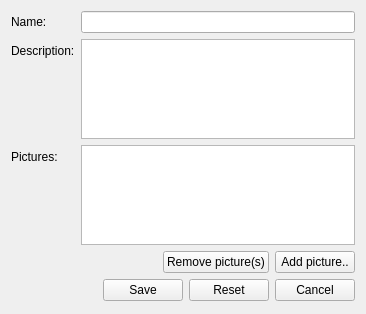
The window that client/uiforms/category_edit.ui (Wolframe/configurator) describes before a commit, drawn with Qt 5.
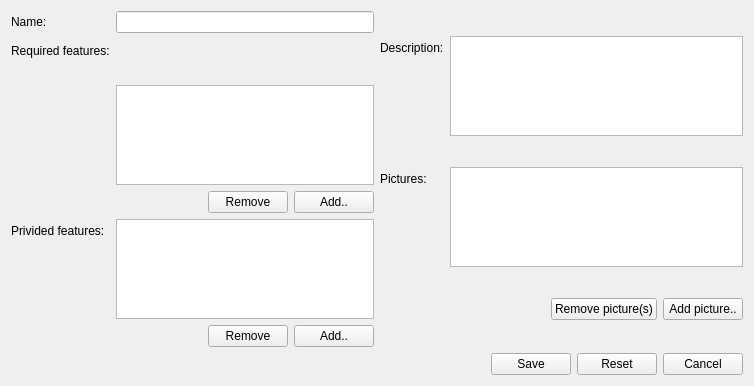
The same window after the commit. Icons and pictures are not drawn.

Commit message: started with features in categories (work in progress)

The edit to the form file:
```diff
--- a/client/uiforms/category_edit.ui
+++ b/client/uiforms/category_edit.ui
@@ -6,8 +6,8 @@
    <rect>
     <x>0</x>
     <y>0</y>
-    <width>366</width>
-    <height>314</height>
+    <width>754</width>
+    <height>386</height>
    </rect>
   </property>
   <property name="windowTitle">
@@ -23,6 +23,92 @@
   <property name="answer" stdset="0">
    <string>Category category {id={?}; parentID={?}; root{{?}}; name{{main.name}}; description{{main.description}} }</string>
   </property>
+  <layout class="QGridLayout" name="gridLayout">
+   <item row="6" column="0" colspan="2">
+    <layout class="QHBoxLayout" name="horizontalLayout">
+     <item>
+      <spacer name="horizontalSpacer">
+       <property name="orientation">
+        <enum>Qt::Horizontal</enum>
+       </property>
+       <property name="sizeHint" stdset="0">
+        <size>
+         <width>40</width>
+         <height>20</height>
+        </size>
+       </property>
+      </spacer>
+     </item>
+     <item>
+      <widget class="QLabel" name="xxx">
+       <property name="minimumSize">
+        <size>
+         <width>20</width>
+         <height>0</height>
+        </size>
+       </property>
+       <property name="sizeIncrement">
+        <size>
+         <width>0</width>
+         <height>0</height>
+        </size>
+       </property>
+       <property name="text">
+        <string/>
+       </property>
+       <property name="dataslot" stdset="0">
+        <string>select_category ({main.widgetid}_category)</string>
+       </property>
+       <property name="action:select_category" stdset="0">
+        <string>CategoryRequest category {id={category_change.category.selected}}</string>
+       </property>
+       <property name="link:category_change" stdset="0">
+        <string>{main.widgetid}_category</string>
+       </property>
+       <property name="answer" stdset="0">
+        <string>Category category {id={id}; parentID={?}; root{{?}}; name{{text}}; description{{?}} }</string>
+       </property>
+      </widget>
+     </item>
+     <item>
+      <widget class="QPushButton" name="save">
+       <property name="text">
+        <string>Save</string>
+       </property>
+       <property name="action" stdset="0">
+        <string notr="true">updateCategory category {id={main.id}; name{{main.name}}; description{{main.description}}; pictures {picture[] {id={main.pictures.id}}}} </string>
+       </property>
+       <property name="form" stdset="0">
+        <string notr="true">_CLOSE_</string>
+       </property>
+       <property name="datasignal:clicked" stdset="0">
+        <string>categories</string>
+       </property>
+      </widget>
+     </item>
+     <item>
+      <widget class="QPushButton" name="reset">
+       <property name="text">
+        <string>Reset</string>
+       </property>
+       <property name="form" stdset="0">
+        <string>_RESET_</string>
+       </property>
+      </widget>
+     </item>
+     <item>
+      <widget class="QPushButton" name="cancel">
+       <property name="text">
+        <string>Cancel</string>
+       </property>
+       <property name="form" stdset="0">
+        <string notr="true">_CLOSE_</string>
+       </property>
+      </widget>
+     </item>
+    </layout>
+   </item>
+   <item row="0" column="0">
   <layout class="QFormLayout" name="formLayout">
    <property name="fieldGrowthPolicy">
     <enum>QFormLayout::AllNonFixedFieldsGrow</enum>
@@ -45,6 +131,118 @@
     </widget>
    </item>
    <item row="1" column="0">
+      <widget class="QLabel" name="label_2">
+       <property name="text">
+        <string>Required features:</string>
+       </property>
+      </widget>
+     </item>
+     <item row="3" column="1">
+      <layout class="QHBoxLayout" name="horizontalLayout_3">
+       <item>
+        <spacer name="horizontalSpacer_3">
+         <property name="orientation">
+          <enum>Qt::Horizontal</enum>
+         </property>
+         <property name="sizeHint" stdset="0">
+          <size>
+           <width>40</width>
+           <height>20</height>
+          </size>
+         </property>
+        </spacer>
+       </item>
+       <item>
+        <widget class="QPushButton" name="pushButton_2">
+         <property name="text">
+          <string>Remove</string>
+         </property>
+        </widget>
+       </item>
+       <item>
+        <widget class="QPushButton" name="pushButton">
+         <property name="text">
+          <string>Add..</string>
+         </property>
+         <property name="form" stdset="0">
+          <string>category_select?widgetid={main.widgetid}_category</string>
+         </property>
+         <property name="datasignal:destroyed" stdset="0">
+          <string>close@{main.widgetid}_category</string>
+         </property>
+        </widget>
+       </item>
+      </layout>
+     </item>
+     <item row="5" column="1">
+      <layout class="QHBoxLayout" name="horizontalLayout_4">
+       <item>
+        <spacer name="horizontalSpacer_4">
+         <property name="orientation">
+          <enum>Qt::Horizontal</enum>
+         </property>
+         <property name="sizeHint" stdset="0">
+          <size>
+           <width>40</width>
+           <height>20</height>
+          </size>
+         </property>
+        </spacer>
+       </item>
+       <item>
+        <widget class="QPushButton" name="pushButton_3">
+         <property name="text">
+          <string>Remove</string>
+         </property>
+        </widget>
+       </item>
+       <item>
+        <widget class="QPushButton" name="pushButton_4">
+         <property name="text">
+          <string>Add..</string>
+         </property>
+         <property name="form" stdset="0">
+          <string>category_select?widgetid={main.widgetid}_category</string>
+         </property>
+         <property name="datasignal:destroyed" stdset="0">
+          <string>close@{main.widgetid}_category</string>
+         </property>
+        </widget>
+       </item>
+      </layout>
+     </item>
+     <item row="4" column="0">
+      <widget class="QLabel" name="label_3">
+       <property name="text">
+        <string>Privided features:</string>
+       </property>
+      </widget>
+     </item>
+     <item row="2" column="1">
+      <widget class="QListWidget" name="listWidget">
+       <property name="maximumSize">
+        <size>
+         <width>16777215</width>
+         <height>100</height>
+        </size>
+       </property>
+      </widget>
+     </item>
+     <item row="4" column="1">
+      <widget class="QListWidget" name="listWidget_2">
+       <property name="maximumSize">
+        <size>
+         <width>16777215</width>
+         <height>100</height>
+        </size>
+       </property>
+      </widget>
+     </item>
+    </layout>
+   </item>
+   <item row="0" column="1">
+    <layout class="QFormLayout" name="formLayout_2">
+     <item row="0" column="0">
     <widget class="QLabel" name="label_description">
      <property name="text">
       <string>Description:</string>
@@ -54,7 +252,7 @@
      </property>
     </widget>
    </item>
-   <item row="1" column="1">
+     <item row="0" column="1">
     <widget class="QPlainTextEdit" name="description">
      <property name="maximumSize">
       <size>
@@ -64,14 +262,7 @@
      </property>
     </widget>
    </item>
-   <item row="2" column="0">
-    <widget class="QLabel" name="label">
-     <property name="text">
-      <string>Pictures:</string>
-     </property>
-    </widget>
-   </item>
-   <item row="2" column="1">
+     <item row="1" column="1">
     <widget class="QListWidget" name="pictures">
      <property name="maximumSize">
       <size>
@@ -126,7 +317,7 @@
      </property>
     </widget>
    </item>
-   <item row="3" column="1">
+     <item row="2" column="1">
     <layout class="QHBoxLayout" name="horizontalLayout_2">
      <item>
       <spacer name="horizontalSpacer_2">
@@ -166,54 +357,13 @@
      </item>
     </layout>
    </item>
-   <item row="4" column="0" colspan="2">
-    <layout class="QHBoxLayout" name="horizontalLayout">
-     <item>
-      <spacer name="horizontalSpacer">
-       <property name="orientation">
-        <enum>Qt::Horizontal</enum>
-       </property>
-       <property name="sizeHint" stdset="0">
-        <size>
-         <width>40</width>
-         <height>20</height>
-        </size>
-       </property>
-      </spacer>
-     </item>
-     <item>
-      <widget class="QPushButton" name="save">
+     <item row="1" column="0">
+      <widget class="QLabel" name="label">
        <property name="text">
-        <string>Save</string>
+        <string>Pictures:</string>
        </property>
-       <property name="action" stdset="0">
-        <string notr="true">updateCategory category {id={main.id}; name{{main.name}}; description{{main.description}}; pictures {picture[] {id={main.pictures.id}}}} </string>
-       </property>
-       <property name="form" stdset="0">
-        <string notr="true">_CLOSE_</string>
-       </property>
-       <property name="datasignal:clicked" stdset="0">
-        <string>categories</string>
-       </property>
-      </widget>
-     </item>
-     <item>
-      <widget class="QPushButton" name="reset">
-       <property name="text">
-        <string>Reset</string>
-       </property>
-       <property name="form" stdset="0">
-        <string>_RESET_</string>
-       </property>
-      </widget>
-     </item>
-     <item>
-      <widget class="QPushButton" name="cancel">
-       <property name="text">
-        <string>Cancel</string>
-       </property>
-       <property name="form" stdset="0">
-        <string notr="true">_CLOSE_</string>
+       <property name="buddy">
+        <cstring>pictures</cstring>
        </property>
       </widget>
      </item>
```
Left out of the diff: 4 changed lines with no effect on the pictures. Lines whose indentation alone changed are shown as unchanged. The commit also changes 1 other file.
